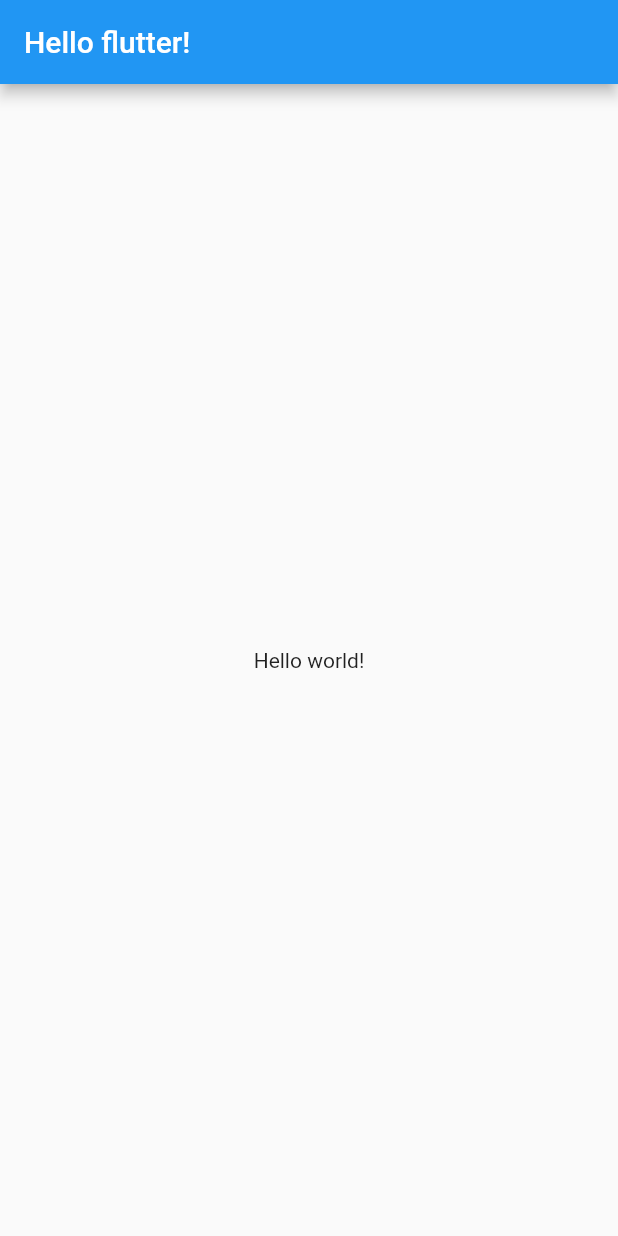
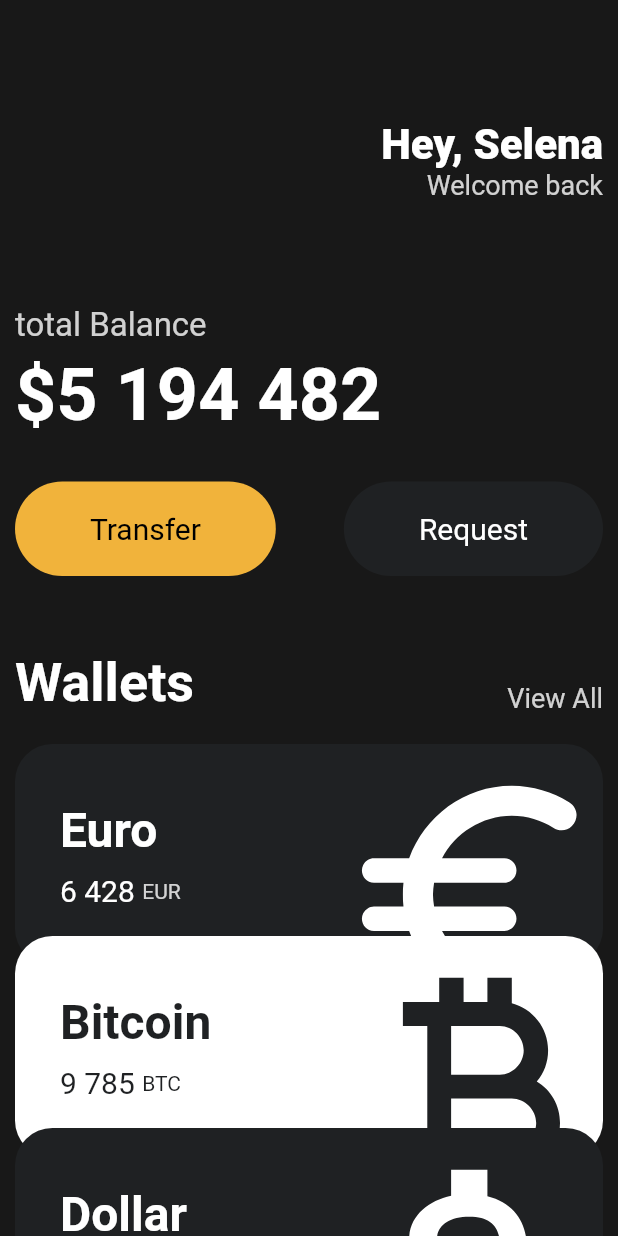
Before and after one commit to qkralswl689/flutter, a Flutter app: the screen it shows after launch, on a phone screen of 412 x 824 dp. Run offline on Flutter 3.47's test engine with Material 2 defaults, Android fonts, the phone set to English and light mode, and no system bars.

Commit message:
UI CHALLENGE

```diff
--- a/toonflix/lib/main.dart
+++ b/toonflix/lib/main.dart
@@ -1,5 +1,6 @@
-import 'package:flutter/cupertino.dart';
 import 'package:flutter/material.dart';
+import 'package:toonflix/widgets/button.dart';
+import 'package:toonflix/widgets/currency_card.dart';
 
 class Player {
   String? name;
@@ -10,19 +11,146 @@
 void main() {
   var ming = Player(name: "hyun");
 
-  runApp(App());
+  runApp(const App());
 }
 
 class App extends StatelessWidget {
+  const App({super.key});
+
   @override
   Widget build(BuildContext context) {
     return MaterialApp(
       home: Scaffold(
-        appBar: AppBar(
-          title: Text('Hello flutter!'),
-        ),
-        body: Center(
-          child: Text('Hello world!'),
+        backgroundColor: const Color(0XFF181818),
+        body: SingleChildScrollView(
+          child: Padding(
+            padding: const EdgeInsets.symmetric(
+              horizontal: 10,
+            ),
+            child: Column(
+              crossAxisAlignment: CrossAxisAlignment.start,
+              children: [
+                const SizedBox(
+                  height: 80,
+                ),
+                Row(
+                  mainAxisAlignment: MainAxisAlignment.end,
+                  children: [
+                    Column(
+                      crossAxisAlignment: CrossAxisAlignment.end,
+                      children: [
+                        const Text(
+                          'Hey, Selena',
+                          style: TextStyle(
+                            color: Colors.white,
+                            fontSize: 28,
+                            fontWeight: FontWeight.w800,
+                          ),
+                        ),
+                        Text(
+                          'Welcome back',
+                          style: TextStyle(
+                            color: Colors.white.withOpacity(0.8),
+                            fontSize: 18,
+                          ),
+                        ),
+                      ],
+                    )
+                  ],
+                ),
+                const SizedBox(
+                  height: 70,
+                ),
+                Text(
+                  'total Balance',
+                  style: TextStyle(
+                    fontSize: 22,
+                    color: Colors.white.withOpacity(0.8),
+                  ),
+                ),
+                const SizedBox(
+                  height: 5,
+                ),
+                const Text(
+                  '\$5 194 482',
+                  style: TextStyle(
+                    fontSize: 48,
+                    fontWeight: FontWeight.w600,
+                    color: Colors.white,
+                  ),
+                ),
+                const SizedBox(
+                  height: 30,
+                ),
+                const Row(
+                  mainAxisAlignment: MainAxisAlignment.spaceBetween,
+                  children: [
+                    Button(
+                      text: 'Transfer',
+                      bgColor: Color(0xFFF1B33B),
+                      textColor: Colors.black,
+                    ),
+                    Button(
+                      text: 'Request',
+                      bgColor: Color(0xFF1F2123),
+                      textColor: Colors.white,
+                    ),
+                  ],
+                ),
+                const SizedBox(
+                  height: 50,
+                ),
+                Row(
+                  crossAxisAlignment: CrossAxisAlignment.end,
+                  mainAxisAlignment: MainAxisAlignment.spaceBetween,
+                  children: [
+                    const Text(
+                      'Wallets',
+                      style: TextStyle(
+                        color: Colors.white,
+                        fontSize: 36,
+                        fontWeight: FontWeight.w600,
+                      ),
+                    ),
+                    Text(
+                      'View All',
+                      style: TextStyle(
+                        color: Colors.white.withOpacity(0.8),
+                        fontSize: 18,
+                      ),
+                    ),
+                  ],
+                ),
+                const SizedBox(
+                  height: 20,
+                ),
+                const CurrencyCard(
+                  name: 'Euro',
+                  code: 'EUR',
+                  amount: '6 428',
+                  icon: Icons.euro_rounded,
+                  isInverted: false,
+                  order: 0,
+                ),
+                const CurrencyCard(
+                  name: 'Bitcoin',
+                  code: 'BTC',
+                  amount: '9 785',
+                  icon: Icons.currency_bitcoin,
+                  isInverted: true,
+                  order: 1,
+                ),
+                const CurrencyCard(
+                  name: 'Dollar',
+                  code: 'USD',
+                  amount: '428',
+                  icon: Icons.attach_money_outlined,
+                  isInverted: false,
+                  order: 2,
+                ),
+              ],
+            ),
+          ),
         ),
       ),
     );
--- /dev/null
+++ b/toonflix/lib/widgets/button.dart
@@ -0,0 +1,38 @@
+import 'package:flutter/cupertino.dart';
+import 'package:flutter/material.dart';
+
+class Button extends StatelessWidget {
+  final String text;
+  final Color bgColor;
+  final Color textColor;
+
+  const Button({
+    super.key,
+    required this.text,
+    required this.bgColor,
+    required this.textColor,
+  });
+
+  @override
+  Widget build(BuildContext context) {
+    return Container(
+      decoration: BoxDecoration(
+        color: bgColor,
+        borderRadius: BorderRadius.circular(45),
+      ),
+      child: Padding(
+        padding: const EdgeInsets.symmetric(
+          vertical: 20,
+          horizontal: 50,
+        ),
+        child: Text(
+          text,
+          style: TextStyle(
+            color: textColor,
+            fontSize: 20,
+          ),
+        ),
+      ),
+    );
+  }
+}
--- /dev/null
+++ b/toonflix/lib/widgets/currency_card.dart
@@ -0,0 +1,106 @@
+import 'package:flutter/material.dart';
+
+class CurrencyCard extends StatelessWidget {
+  final String name, code, amount;
+  final IconData icon;
+  final bool isInverted;
+  final _blackColor = const Color(0xFF1F2123);
+
+  final int order;
+
+  const CurrencyCard({
+    super.key,
+    required this.name,
+    required this.code,
+    required this.amount,
+    required this.icon,
+    required this.isInverted,
+    required this.order,
+  });
+
+  @override
+  Widget build(BuildContext context) {
+    return Transform.translate(
+      offset: offsetSize(order),
+      child: Container(
+        clipBehavior: Clip.hardEdge,
+        decoration: BoxDecoration(
+          color: isInverted ? Colors.white : _blackColor,
+          borderRadius: BorderRadius.circular(25),
+        ),
+        child: Padding(
+          padding: const EdgeInsets.all(30),
+          child: Row(
+            mainAxisAlignment: MainAxisAlignment.spaceBetween,
+            children: [
+              Column(
+                crossAxisAlignment: CrossAxisAlignment.start,
+                children: [
+                  Text(
+                    name,
+                    style: TextStyle(
+                      color: isInverted ? _blackColor : Colors.white,
+                      fontSize: 32,
+                      fontWeight: FontWeight.w600,
+                    ),
+                  ),
+                  const SizedBox(
+                    height: 10,
+                  ),
+                  Row(
+                    children: [
+                      Text(
+                        amount,
+                        style: TextStyle(
+                          color: isInverted ? _blackColor : Colors.white,
+                          fontSize: 20,
+                        ),
+                      ),
+                      const SizedBox(
+                        width: 5,
+                      ),
+                      Text(
+                        code,
+                        style: TextStyle(
+                          color: isInverted
+                              ? _blackColor
+                              : Colors.white.withOpacity(0.8),
+                        ),
+                      ),
+                    ],
+                  ),
+                ],
+              ),
+              Transform.scale(
+                scale: 2.2,
+                child: Transform.translate(
+                  offset: const Offset(-5, 12),
+                  child: Icon(
+                    icon,
+                    color: isInverted ? _blackColor : Colors.white,
+                    size: 88,
+                  ),
+                ),
+              ),
+            ],
+          ),
+        ),
+      ),
+    );
+  }
+}
+
+Offset offsetSize(int y) {
+  double dy = 0;
+
+  if (y == 0) {
+    dy = 0;
+  } else if (y == 1) {
+    dy = -20;
+  } else if (y == 2) {
+    dy = -40;
+  }
+  Offset result = Offset(0, dy);
+
+  return result;
+}
```
